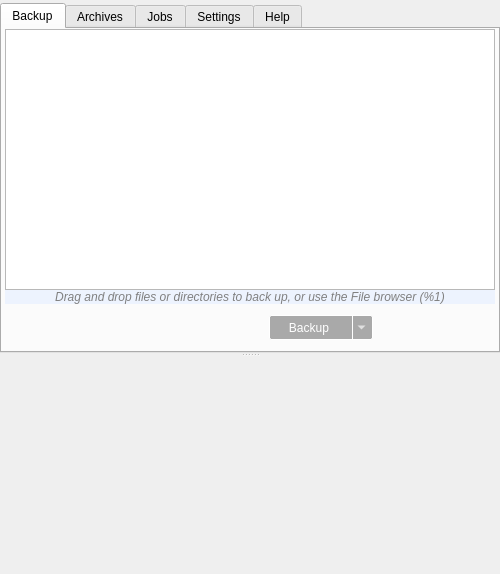
Qt form forms/mainwindow.ui (Tarsnap/tarsnap-gui) before a commit.
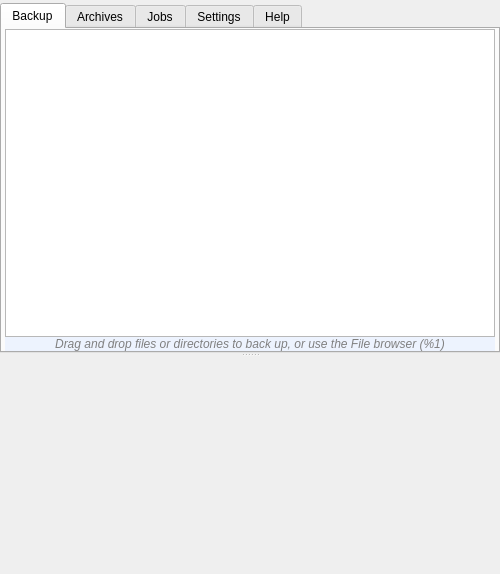
The same form after that commit. Icons and pictures are not drawn. Custom widgets are drawn as their Qt base class.

Commit message: forms: move BackupButton to BackupTabWidget

Patch:
```diff
--- a/forms/mainwindow.ui
+++ b/forms/mainwindow.ui
@@ -221,129 +221,6 @@
              </property>
             </widget>
            </item>
-           <item>
-            <widget class="QWidget" name="backupActionWidget" native="true">
-             <property name="sizePolicy">
-              <sizepolicy hsizetype="Preferred" vsizetype="Fixed">
-               <horstretch>0</horstretch>
-               <verstretch>0</verstretch>
-              </sizepolicy>
-             </property>
-             <layout class="QHBoxLayout" name="horizontalLayout">
-              <item>
-               <spacer name="horizontalSpacer">
-                <property name="orientation">
-                 <enum>Qt::Horizontal</enum>
-                </property>
-                <property name="sizeType">
-                 <enum>QSizePolicy::Maximum</enum>
-                </property>
-                <property name="sizeHint" stdset="0">
-                 <size>
-                  <width>20</width>
-                  <height>20</height>
-                 </size>
-                </property>
-               </spacer>
-              </item>
-              <item>
-               <widget class="QLabel" name="backupDetailLabel">
-                <property name="sizePolicy">
-                 <sizepolicy hsizetype="Maximum" vsizetype="Preferred">
-                  <horstretch>0</horstretch>
-                  <verstretch>0</verstretch>
-                 </sizepolicy>
-                </property>
-                <property name="toolTip">
-                 <string>Current backup selection stats</string>
-                </property>
-                <property name="styleSheet">
-                 <string notr="true">QLabel {
-color: gray;
-}</string>
-                </property>
-               </widget>
-              </item>
-              <item>
-               <widget class="QToolButton" name="backupButton">
-                <property name="enabled">
-                 <bool>false</bool>
-                </property>
-                <property name="sizePolicy">
-                 <sizepolicy hsizetype="Maximum" vsizetype="Fixed">
-                  <horstretch>0</horstretch>
-                  <verstretch>0</verstretch>
-                 </sizepolicy>
-                </property>
-                <property name="styleSheet">
-                 <string notr="true">QToolButton
-{
-background: rgba(64,152,212,255);
-border: 1px solid white;
-border-radius: 2px;
-color: white;
-font-size: 12px;
-padding-right: 24px;
-width: 75px;
-height: 20px;
-}
-QToolButton:hover {
-border: 1px solid grey;
-}
-
-QToolButton:pressed {
-border: 1px solid grey;
-background: white;
-color: black;
-padding-left: 2px;
-padding-top: 2px;
-}
-
-QToolButton:disabled
-{
-background: darkgrey;
-}
-
-QToolButton:focus
-{
-border: 1px solid grey;
-background: white;
-color: black;
-}
-
-QToolButton::menu-button
-{
-border-left: 1px solid white;
-margin-top: 1px;
-margin-bottom: 1px;
-width: 16px;
-margin-right: 4px;
-}
-
-QToolButton::menu-button:active
-{
-border-left: 1px solid grey;
-}
-
-QToolButton QMenu
-{
-text-align: center;
-}</string>
-                </property>
-                <property name="text">
-                 <string>Backup</string>
-                </property>
-                <property name="popupMode">
-                 <enum>QToolButton::MenuButtonPopup</enum>
-                </property>
-                <property name="toolButtonStyle">
-                 <enum>Qt::ToolButtonTextOnly</enum>
-                </property>
-               </widget>
-              </item>
-             </layout>
-            </widget>
-           </item>
           </layout>
          </widget>
          <widget class="QWidget" name="archivesTab">
```
Left out of the diff: 1 changed line with no effect on the pictures. The commit also changes 1 other file.
